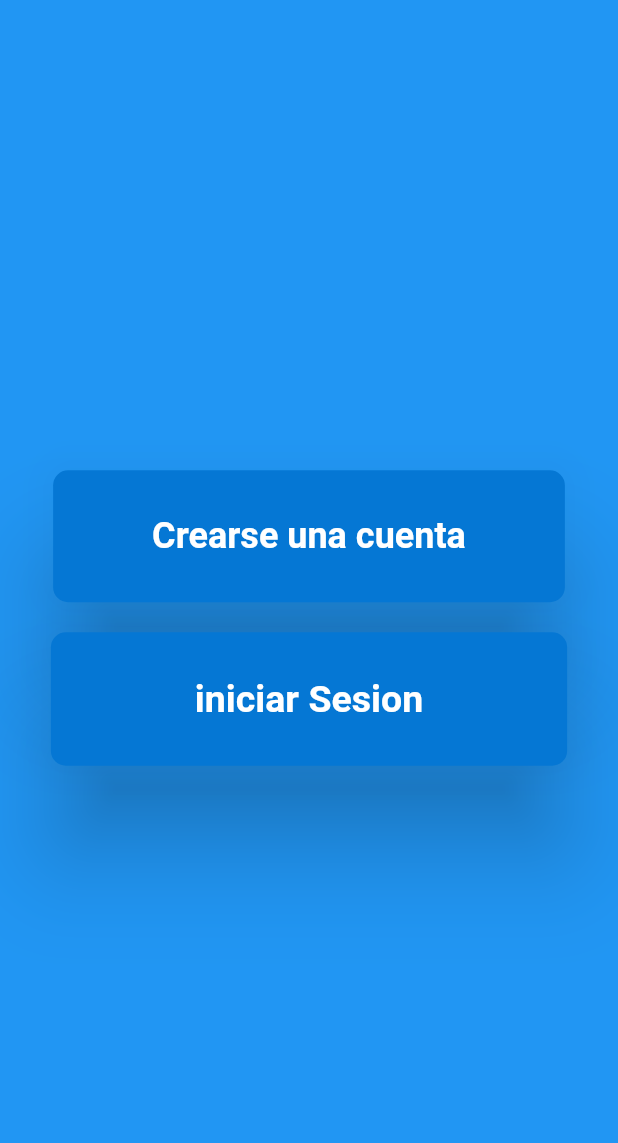
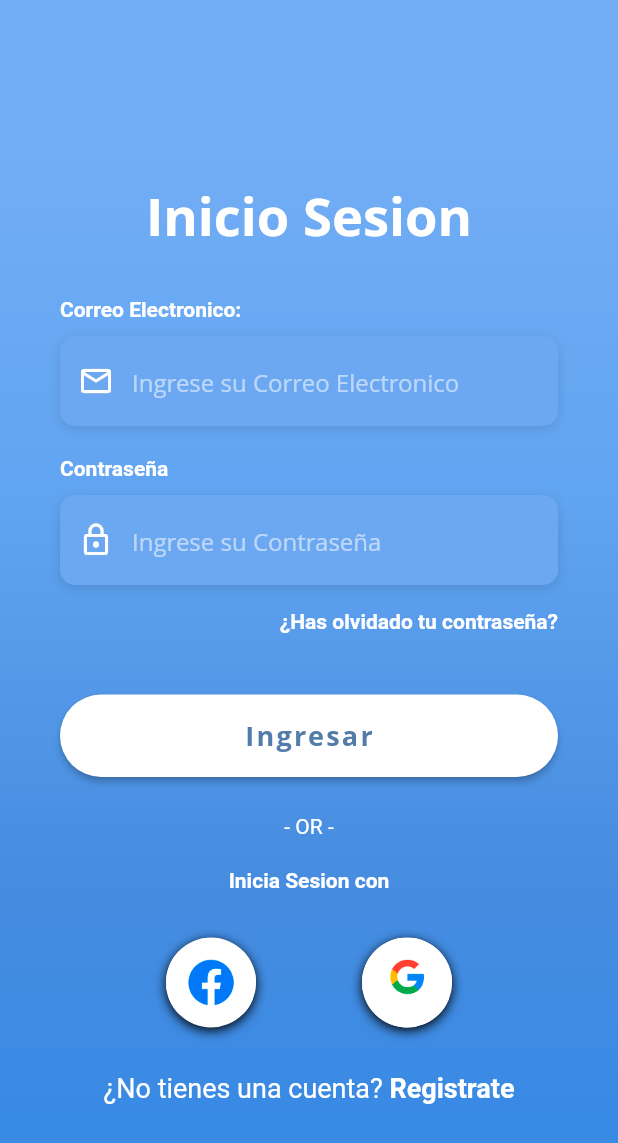
Before and after one commit to alejandrohl5/workbot_servicios, a Flutter app: the screen it shows after launch, on a phone screen of 412 x 824 dp. Shown: the top 1143 px of the screen. Run offline on Flutter 3.47's test engine with Material 2 defaults, Android fonts, the phone set to English and light mode, and no system bars; our stand-ins replace animate_do, cloud_firestore, firebase_auth, firebase_core; accounts and stored records are empty; Roboto replaces fonts that are missing (Open Sans, Open sans).

Commit message:
Logrando la autenticacion de correos electronicos con el login

```diff
--- /dev/null
+++ b/lib/constants.dart
@@ -0,0 +1,78 @@
+import 'package:flutter/material.dart';
+import 'package:flutter/services.dart';
+
+final kHintTextStyle = TextStyle(
+  color: Colors.white54,
+  fontFamily: 'Open Sans',
+);
+
+final kLabelStyle = TextStyle(
+  color: Colors.white,
+  fontWeight: FontWeight.bold,
+  fontFamily: 'Open sans',
+);
+
+final kBoxDecorationStyle = BoxDecoration(
+  color: Color(0xff6ca8f1),
+  borderRadius: BorderRadius.circular(10.0),
+  boxShadow: [
+    BoxShadow(
+      color: Colors.black12,
+      blurRadius: 6.0,
+      offset: Offset(0, 2),
+    ),
+  ],
+);
+
+TextField reusable(String text, String text2, IconData icon,
+    bool isPasswordType, TextEditingController controller) {
+  return TextField(
+    controller: controller,
+    obscureText: isPasswordType,
+    enableSuggestions: !isPasswordType,
+    autocorrect: !isPasswordType,
+    cursorColor: Colors.white,
+    style: TextStyle(color: Colors.white, fontFamily: 'Open Sans'),
+    decoration: InputDecoration(
+      prefixIcon: Icon(
+        icon,
+        color: Colors.white,
+      ),
+      hintText: text2,
+      hintStyle: kHintTextStyle,
+      fillColor: Colors.white.withOpacity(0.3),
+      border: InputBorder.none,
+      contentPadding: EdgeInsets.only(top: 14.0),
+    ),
+    keyboardType: isPasswordType
+        ? TextInputType.visiblePassword
+        : TextInputType.emailAddress,
+  );
+}
+
+Container firebaseUIButton(BuildContext context, String title, Function onTap) {
+  return Container(
+    padding: EdgeInsets.symmetric(vertical: 25.0),
+    width: double.infinity,
+    child: RaisedButton(
+      onPressed: () {
+        onTap();
+      },
+      child: Text(
+        title,
+        style: TextStyle(
+          color: Color(0xff527daa),
+          letterSpacing: 1.5,
+          fontSize: 18.0,
+          fontWeight: FontWeight.bold,
+          fontFamily: 'Open Sans',
+        ),
+      ),
+      padding: EdgeInsets.all(15.0),
+      shape: RoundedRectangleBorder(
+        borderRadius: BorderRadius.circular(30.0),
+      ),
+      color: Colors.white,
+    ),
+  );
+}
--- /dev/null
+++ b/lib/introducccion.dart
@@ -0,0 +1,321 @@
+import 'package:firebase_auth/firebase_auth.dart';
+import 'package:flutter/material.dart';
+import 'package:flutter/services.dart';
+import 'package:workbot_servicios/registro.dart';
+import 'package:workbot_servicios/constants.dart';
+import 'package:workbot_servicios/registro.dart';
+import 'package:workbot_servicios/servis.dart';
+
+class PageLogin extends StatefulWidget {
+  @override
+  _PageLoginState createState() => _PageLoginState();
+}
+
+class _PageLoginState extends State<PageLogin> {
+  TextEditingController _emailTextController = TextEditingController();
+  TextEditingController _passwordTextController = TextEditingController();
+  bool _recordar = false;
+
+  Widget _email() {
+    return Column(
+      crossAxisAlignment: CrossAxisAlignment.start,
+      children: <Widget>[
+        Text(
+          'Correo Electronico:',
+          style: kLabelStyle,
+        ),
+        SizedBox(
+          height: 10.0,
+        ),
+        Container(
+          alignment: Alignment.centerLeft,
+          decoration: kBoxDecorationStyle,
+          height: 60.0,
+          child: reusable('Correo Electronico', 'Ingrese su Correo Electronico',
+              Icons.email_outlined, false, _emailTextController),
+        ),
+      ],
+    );
+  }
+
+  Widget _contrasena() {
+    return Column(
+      crossAxisAlignment: CrossAxisAlignment.start,
+      children: <Widget>[
+        Text(
+          'Contraseña',
+          style: kLabelStyle,
+        ),
+        SizedBox(
+          height: 10.0,
+        ),
+        Container(
+            alignment: Alignment.centerLeft,
+            decoration: kBoxDecorationStyle,
+            height: 60.0,
+            child: reusable('Contraseña', 'Ingrese su Contraseña',
+                Icons.lock_outline, true, _passwordTextController)),
+      ],
+    );
+  }
+
+  Widget _btncontrasena() {
+    return Container(
+      alignment: Alignment.centerRight,
+      child: FlatButton(
+        onPressed: () => print('Presiones el boton si olvido su contraseña'),
+        padding: EdgeInsets.only(right: 0.0),
+        child: Text(
+          '¿Has olvidado tu contraseña?',
+          style: kLabelStyle,
+        ),
+      ),
+    );
+  }
+
+  Widget _btnrecordar() {
+    return Container(
+      height: 20.0,
+      child: Row(
+        children: <Widget>[
+          Theme(
+            data: ThemeData(unselectedWidgetColor: Colors.white),
+            child: Checkbox(
+              value: _recordar,
+              checkColor: Colors.green,
+              activeColor: Colors.white,
+              onChanged: (value) {
+                setState(() {
+                  value = _recordar;
+                });
+              },
+            ),
+          ),
+          Text(
+            'Recordar',
+            style: kLabelStyle,
+          ),
+        ],
+      ),
+    );
+  }
+
+  Widget _btnlogin() {
+    return Container(
+      padding: EdgeInsets.symmetric(vertical: 25.0),
+      width: double.infinity,
+      child: RaisedButton(
+        elevation: 5.0,
+        onPressed: () => {
+          FirebaseAuth.instance
+              .signInWithEmailAndPassword(
+                  email: _email().toString(),
+                  password: _contrasena().toString())
+              .then((value) => {
+                    Navigator.push(
+                        context,
+                        MaterialPageRoute(
+                            builder: (context) => servicios_james()))
+                  })
+        },
+        padding: EdgeInsets.all(15.0),
+        shape: RoundedRectangleBorder(
+          borderRadius: BorderRadius.circular(30.0),
+        ),
+        color: Colors.white,
+        child: Text(
+          'Ingresar',
+          style: TextStyle(
+            color: Color(0xff527daa),
+            letterSpacing: 1.5,
+            fontSize: 18.0,
+            fontWeight: FontWeight.bold,
+            fontFamily: 'Open Sans',
+          ),
+        ),
+      ),
+    );
+  }
+
+  Widget _textregistro() {
+    return Column(
+      children: <Widget>[
+        Text(
+          '- OR -',
+          style: TextStyle(
+            color: Colors.white,
+            fontWeight: FontWeight.w400,
+          ),
+        ),
+        SizedBox(
+          height: 20.0,
+        ),
+        Text(
+          'Inicia Sesion con',
+          style: kLabelStyle,
+        ),
+      ],
+    );
+  }
+
+  Widget _btnsocial(onTap, AssetImage logo) {
+    return GestureDetector(
+      onTap: onTap,
+      child: Container(
+        height: 60.0,
+        width: 60.0,
+        decoration: BoxDecoration(
+          shape: BoxShape.circle,
+          color: Colors.white,
+          boxShadow: [
+            BoxShadow(
+              color: Colors.black,
+              offset: Offset(0, 2),
+              blurRadius: 6.0,
+            ),
+          ],
+          image: DecorationImage(
+            image: logo,
+          ),
+        ),
+      ),
+    );
+  }
+
+  Widget _btnrowsocial() {
+    return Padding(
+      padding: EdgeInsets.symmetric(vertical: 30.0),
+      child: Row(
+        mainAxisAlignment: MainAxisAlignment.spaceEvenly,
+        children: <Widget>[
+          _btnsocial(
+            () => print('Ingresa con Facebook'),
+            AssetImage(
+              'assets/facebook.jpg',
+            ),
+          ),
+          _btnsocial(
+            () => print('Ingresa con Google'),
+            AssetImage(
+              'assets/google.jpg',
+            ),
+          ),
+        ],
+      ),
+    );
+  }
+
+  Widget _registrarbtn() {
+    return GestureDetector(
+      onTap: () {
+        Navigator.push(
+            context, MaterialPageRoute(builder: (context) => registroLogin()));
+      },
+      child: RichText(
+        text: TextSpan(
+          children: [
+            TextSpan(
+              text: '¿No tienes una cuenta? ',
+              style: TextStyle(
+                color: Colors.white,
+                fontSize: 18.0,
+                fontWeight: FontWeight.w400,
+              ),
+            ),
+            TextSpan(
+              text: 'Registrate',
+              style: TextStyle(
+                color: Colors.white,
+                fontSize: 18.0,
+                fontWeight: FontWeight.bold,
+              ),
+            ),
+          ],
+        ),
+      ),
+    );
+  }
+
+  @override
+  Widget build(BuildContext context) {
+    return Scaffold(
+      body: AnnotatedRegion<SystemUiOverlayStyle>(
+        value: SystemUiOverlayStyle.light,
+        child: GestureDetector(
+          onTap: () => FocusScope.of(context).unfocus(),
+          child: Stack(
+            children: <Widget>[
+              Container(
+                height: double.infinity,
+                width: double.infinity,
+                decoration: BoxDecoration(
+                  gradient: LinearGradient(
+                    begin: Alignment.topCenter,
+                    end: Alignment.bottomCenter,
+                    colors: [
+                      Color(0xff73aef5),
+                      Color(0xff61a4f1),
+                      Color(0xff478de0),
+                      Color(0xff398ae5),
+                    ],
+                    stops: [0.1, 0.4, 0.7, 0.9],
+                  ),
+                ),
+              ),
+              Container(
+                height: double.infinity,
+                child: SingleChildScrollView(
+                  physics: AlwaysScrollableScrollPhysics(),
+                  padding: EdgeInsets.symmetric(
+                    horizontal: 40.0,
+                    vertical: 120.0,
+                  ),
+                  child: Column(
+                    mainAxisAlignment: MainAxisAlignment.center,
+                    children: <Widget>[
+                      Text(
+                        'Inicio Sesion',
+                        style: TextStyle(
+                          color: Colors.white,
+                          fontFamily: 'Open Sans',
+                          fontSize: 35.0,
+                          fontWeight: FontWeight.bold,
+                        ),
+                      ),
+                      SizedBox(
+                        height: 30.0,
+                      ),
+                      _email(),
+                      SizedBox(
+                        height: 20.0,
+                      ),
+                      _contrasena(),
+                      _btncontrasena(),
+                      firebaseUIButton(context, 'Ingresar', () {
+                        FirebaseAuth.instance
+                            .signInWithEmailAndPassword(
+                                email: _emailTextController.text,
+                                password: _passwordTextController.text)
+                            .then((value) {
+                          Navigator.push(
+                              context,
+                              MaterialPageRoute(
+                                  builder: (context) => servicios_james()));
+                        }).onError((error, stackTrace) {
+                          print("Error ${error.toString()}");
+                        });
+                      }),
+                      _textregistro(),
+                      _btnrowsocial(),
+                      _registrarbtn(),
+                    ],
+                  ),
+                ),
+              ),
+            ],
+          ),
+        ),
+      ),
+    );
+  }
+}
--- a/lib/main.dart
+++ b/lib/main.dart
@@ -6,6 +6,7 @@ import 'package:workbot_servicios/victor_perfil.dart';
 import 'victor_registro.dart';
 import 'login_page.dart';
 import 'rosario_formulario.dart';
+import 'introducccion.dart';
 import 'inicio.dart';
 
 void main() async {
@@ -23,7 +24,7 @@ class inicio extends StatelessWidget {
       theme: ThemeData(
         primaryColor: Colors.blue,
       ),
-      home: inicio_sesion(),
+      home: PageLogin(),
 
       title: 'Worbot',
       debugShowCheckedModeBanner: false,
--- a/pubspec.yaml
+++ b/pubspec.yaml
@@ -19,8 +19,8 @@ dependencies:
   firebase_core: ^1.17.1
   cloud_firestore: ^3.1.17
   firebase_auth: ^3.3.19
+  google_sign_in: ^5.3.3
   provider: ^6.0.3
-  google_sign_in: ^5.3.3
 
 dev_dependencies:
   flutter_test:
@@ -44,6 +44,8 @@ flutter:
   assets:
     - assets/logo.jpeg
     - assets/prueba.jpg
+    - assets/facebook.jpg
+    - assets/google.jpg
 
 
   # An image asset can refer to one or more resolution-specific "variants", see
```
Also changed, not shown: lib/registro.dart (added, +267 -0 lines), assets/facebook.jpg (added), assets/google.jpg (added).
